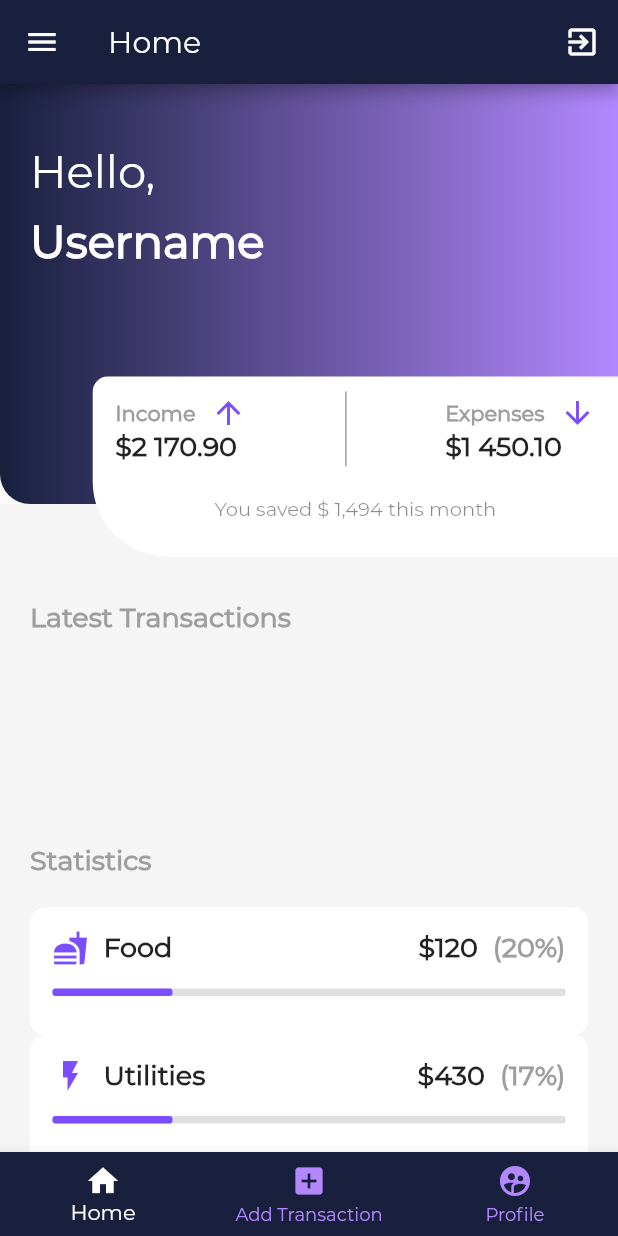
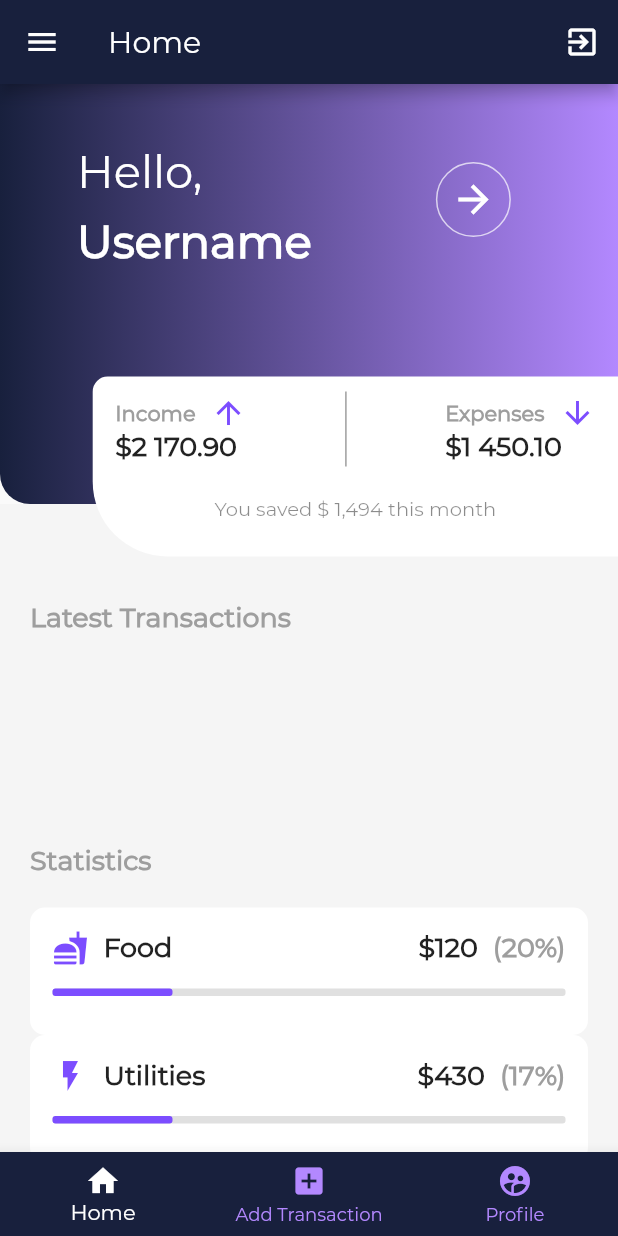
Before and after one commit to taru1610/The-Finance-Manager, a Flutter app: the TabScreen screen opened by its route, on a phone screen of 412 x 824 dp. Run offline on Flutter 3.47's test engine with Material 2 defaults, Android fonts, the phone set to English and light mode, and no system bars; our stand-ins replace cloud_firestore, firebase_auth, firebase_core, font_awesome_flutter, google_fonts, google_sign_in and 3 more; missing offline and left inert: flutter_session; accounts and stored records are empty; network calls fail; project files that could hold a hidden picture were left out.

Commit message:
Profile Section Layout added

```diff
--- a/lib/home.dart
+++ b/lib/home.dart
@@ -3,9 +3,14 @@ import 'package:finance_manager/loginscreen.dart';
 import 'package:finance_manager/models/locator.dart';
 import 'package:finance_manager/models/user.dart';
 import 'package:flutter/material.dart';
+import 'package:flutter/painting.dart';
+import 'package:flutter/widgets.dart';
+import 'package:flutter_session/flutter_session.dart';
 import 'package:image_picker/image_picker.dart';
 import 'package:cloud_firestore/cloud_firestore.dart';
-
+import 'package:finance_manager/models/database.dart';
+import 'models/auth_repo.dart';
+import 'profile_screen.dart';
 import 'package:intl/intl.dart';import 'models/preference.dart';
 import 'models/user_controller.dart';
 
@@ -26,7 +31,9 @@ class _HomeScreenState extends State<HomeScreen> with TickerProviderStateMixin{
         MaterialPageRoute(builder: (context) => LoginScreen()),
             (Route<dynamic> route) => false);
   }
-
+  /*dynamic title;
+  void fetch() async {
+    title = await FlutterSession().get("token").toString();}*/
 
 
 
@@ -37,6 +44,7 @@ class _HomeScreenState extends State<HomeScreen> with TickerProviderStateMixin{
   final Color primaryColor = Color(0xff18203d);
   final Color secondaryColor = Color(0xFFB388FF);
   final Color logoGreen = Color(0xFF7C4DFF);
+  String name;
   @override
   Widget build(BuildContext context) {
 
@@ -84,41 +92,57 @@ class _HomeScreenState extends State<HomeScreen> with TickerProviderStateMixin{
                               SizedBox(
                                 height: 10,
                               ),
-                              Text(
-                                "Username",
-                                style: TextStyle(
-                                    fontSize: 30,
-                                    fontWeight: FontWeight.w800,
-                                    color: Colors.white),
-                              ),
-                             /* Row(
-                                children: [
-                                  Icon(
-                                    Icons.camera_front,
-                                    color: Colors.white,
-                                  ),
-                                  SizedBox(
-                                    width: 10,
-                                  ),
-                                  RichText(
-                                    text: TextSpan(
-                                        text: "\$5320",
-                                        style: TextStyle(
-                                          fontSize: 20,
-                                          fontWeight: FontWeight.w600,
-                                        ),
-                                        children: [
-                                          TextSpan(
-                                              text: ".50",
-                                              style: TextStyle(
-                                                  color: Colors.white38))
-                                        ]),
-                                  )
-                                ],
-                              )*/
+                              /*FutureBuilder(
+                                future: FlutterSession().get('token'),
+                                builder:(context,usertoken) {
+                                  print('WFTWFTWFTWFTWFWTFWTFWTW'+usertoken.data);
+                                  String title;
+                                DocumentReference docref= FirebaseFirestore.instance.collection('register').doc(usertoken.data.toString());
+                                docref.get().then((datasnapshot){
+                                  print(datasnapshot.data()['name'].toString());
+                                  return Text(datasnapshot.data()['name'].toString(),
+                                    style: TextStyle(
+                                        fontSize: 30,
+                                        fontWeight: FontWeight.w800,
+                                        color: Colors.white),
+                                    softWrap: true,);
+                                }
+                                  );
+
+                                print('wftfwtfwtfwtwftwfw '+title);*/
+                                 Text('Username',
+        style: TextStyle(
+            fontSize: 30,
+            fontWeight: FontWeight.w800,
+            color: Colors.white),
+        softWrap: true,),
+
+
+
+                                  //DocumentReference docref =Firestore.instance.collection('register').('email',isEqualTo: usertoken.data.toString());
+                                  //docref.get().then((datasnapshot) => name= datasnapshot.data()["name"].toString());
+                                  /*return Text(
+                                    'sample'
+                                  ,
+                                  style: TextStyle(
+                                  fontSize: 30,
+                                  fontWeight: FontWeight.w800,
+                                  color: Colors.white),
+                                  softWrap: true,);
+                                } ),*/
+
                             ],
-                          )
-                        ],
+                          ),
+                          Container(
+                            decoration: BoxDecoration(border: Border.all(color: Colors.white70), shape: BoxShape.circle),
+                            child: FlatButton(onPressed:(){
+    Navigator.push(context,
+    MaterialPageRoute(builder: (_) => UserScreen()));
+    },
+     child: Icon(Icons.arrow_forward,color: Colors.white,size:30,),/*label: Text('Profile', style: TextStyle(color:Colors.white70)*/
+                            ),
+                          )],
+                        mainAxisAlignment: MainAxisAlignment.spaceAround,
                       )
                     ],
                   ),
--- a/lib/models/user.dart
+++ b/lib/models/user.dart
@@ -1,10 +1,10 @@
 
 class UserModel {
   String uid;
-  String displayName;
+  String name;
   String avatarUrl;
 
-  UserModel(this.uid, {this.displayName, this.avatarUrl});
+  UserModel(this.uid, {this.name, this.avatarUrl});
 }
 
 class UserInfo{
--- a/pubspec.yaml
+++ b/pubspec.yaml
@@ -45,6 +45,7 @@ dependencies:
   firebase_storage:
   get_it: ^5.0.0
   intl: ^0.16.1
+  flutter_session: ^0.1.1
 
 
 dev_dependencies:
```
Also changed, not shown: lib/loginscreen.dart (+7 -2 lines), lib/models/auth_repo.dart (+13 -3 lines), lib/new_transaction.dart (+10 -1 lines), lib/profile.dart (+33 -1 lines), lib/profile_screen.dart (added, +118 -0 lines), lib/signupscreen.dart (+4 -4 lines), pubspec.lock.
